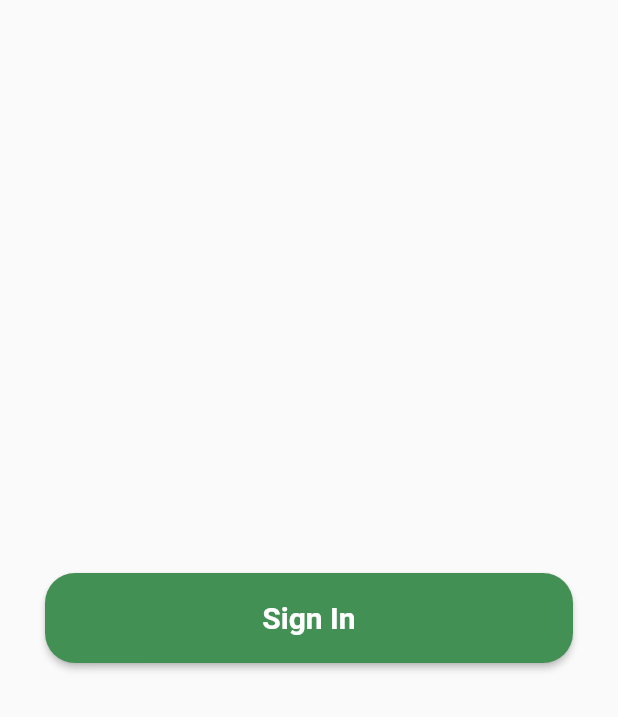
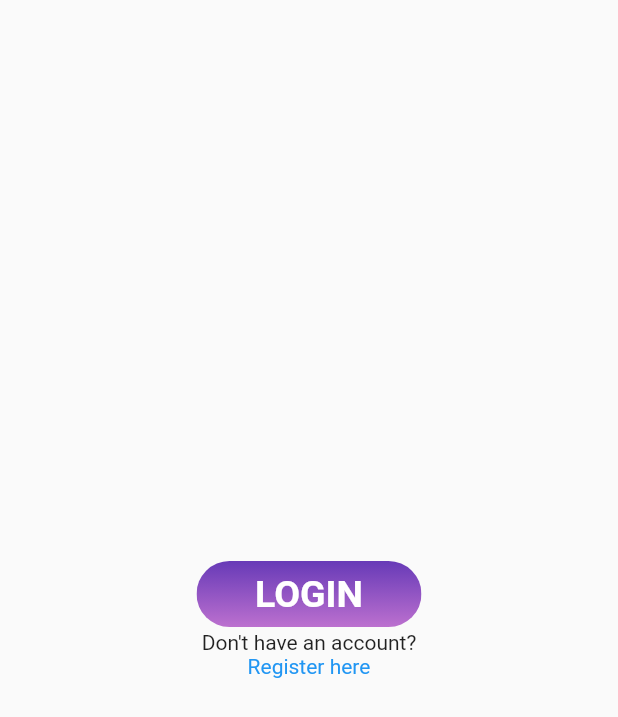
Before and after one commit to Mariam2waleed/TutorApp, a Flutter app: the screen it shows after launch, on a phone screen of 412 x 824 dp. Shown: the top 717 px of the screen. Run offline on Flutter 3.47's test engine with Material 2 defaults, Android fonts, the phone set to English and light mode, and no system bars; our stand-ins replace accordion, animated_splash_screen, curved_navigation_bar, file_picker, flutter_spinkit, flutter_svg and 1 more; project files that could hold a hidden picture were left out.

Commit message:
LinearGradient

```diff
--- a/lib/components/NavBar.dart
+++ b/lib/components/NavBar.dart
@@ -25,7 +25,6 @@ class NavBarState extends State<NavBar> {
     InboxPage(),
     ProfilePage(),
     NotificationPage(),
-    ClassworkPage(),
   ];
 
   @override
@@ -38,8 +37,8 @@ class NavBarState extends State<NavBar> {
           // appBar: AppBar(),
           body: screens[index],
           bottomNavigationBar: Theme(
-            data:
-                Theme.of(context).copyWith(iconTheme: IconThemeData(color: white)),
+            data: Theme.of(context)
+                .copyWith(iconTheme: IconThemeData(color: white)),
             child: CurvedNavigationBar(
               key: navigationKey,
               color: basecolor,
@@ -53,7 +52,6 @@ class NavBarState extends State<NavBar> {
                 Icon(Icons.chat, size: 30),
                 Icon(Icons.favorite, size: 30),
                 Icon(Icons.notifications, size: 30),
-                Icon(Icons.list, size: 30),
               ],
               onTap: (index) => setState(() => this.index = index),
               //Handle button tap
--- a/lib/components/comp.dart
+++ b/lib/components/comp.dart
@@ -10,7 +10,8 @@ import '../pages/Schedule.dart';
 
 // Color basecolor = Color(#691CC1);
 Color basecolor = Color.fromARGB(226, 118, 5, 189);
-LinearGradient basecolor1 = LinearGradient(colors: [basecolor,basecolor3]);
+LinearGradient basecolorL = LinearGradient(colors: [basecolor,basecolor3]);
+Gradient basecolorG = LinearGradient(colors: [basecolor,basecolor3]);
 // Color basecolor3 = Colors.red;
 Color basecolor3 = Color.fromARGB(242, 160, 62, 218);
 Color black = Colors.black;
--- a/lib/main.dart
+++ b/lib/main.dart
@@ -45,7 +45,7 @@ class MyApp extends StatelessWidget {
         nextScreen: const LoginPage(),
         splashTransition: SplashTransition.fadeTransition,
         backgroundColor: Color.fromARGB(255, 114, 43, 172),
-        duration: 3000,
+        duration: 3,
       ),
     );
   }
--- a/lib/pages/Login.dart
+++ b/lib/pages/Login.dart
@@ -1,3 +1,5 @@
+import 'dart:convert';
+
 import 'package:flutter/cupertino.dart';
 import 'package:flutter/material.dart';
 import 'package:tutor/components/NavBar.dart';
@@ -37,7 +39,7 @@ class LoginPageState extends State<LoginPage> {
   @override
   Widget build(BuildContext context) {
     return Scaffold(
-      body:// ListView(
+      body: // ListView(
           // children: [
           Container(
         padding: EdgeInsets.symmetric(horizontal: 30, vertical: 10),
@@ -46,17 +48,45 @@ class LoginPageState extends State<LoginPage> {
           mainAxisAlignment: MainAxisAlignment.center,
           children: <Widget>[
             // Sign In
-                LoadButton(
-                    idle_txt: "Sign In",
-                    load_txt: "Signing In",
-                    action: () async {
+            MaterialButton(
+              // minWidth: 20,
+              shape: RoundedRectangleBorder(
+                  borderRadius: BorderRadius.circular(70.0)),
+              padding: const EdgeInsets.all(0.0),
+              child: Ink(
+                  decoration: const BoxDecoration(
+                    gradient: LinearGradient(
+                        begin: Alignment.topCenter,
+                        end: Alignment.bottomCenter,
+                        colors: [
+                          Colors.deepPurple,
+                          Color.fromARGB(255, 188, 112, 207)
+                        ]),
+                    borderRadius: BorderRadius.all(Radius.circular(70.0)),
+                  ),
+                  child: Container(
+                      constraints: const BoxConstraints(
+                          maxWidth: 150,
+                          // minWidth: 30.0,
+                          minHeight: 44.0), // min sizes for Material buttons
+                      alignment: Alignment.center,
+                      child: const Text(
+                        'LOGIN',
+                        style: TextStyle(
+                            color: Colors.white,
+                            fontWeight: FontWeight.bold,
+                            fontSize: 25),
+                        textAlign: TextAlign.center,
+                      ))),
+              onPressed: () async {
                 debugPrint("Loding");
-                      await Future.delayed(const Duration(seconds: 1));
-                      Navigator.pushReplacement(
-                          context,
-                          MaterialPageRoute(
-                              builder: (context) => const NavBar()));
-                    }),
+                await Future.delayed(const Duration(seconds: 2));
+                Navigator.pushReplacement(context,
+                    MaterialPageRoute(builder: (context) => const NavBar()));
+              }
+            ),
+            Text("Don't have an account?"),
+            Text( 'Register here', style: TextStyle(color: Colors.blue), )
           ],
         ),
       ),
```
Lines whose indentation alone changed are shown as unchanged.
